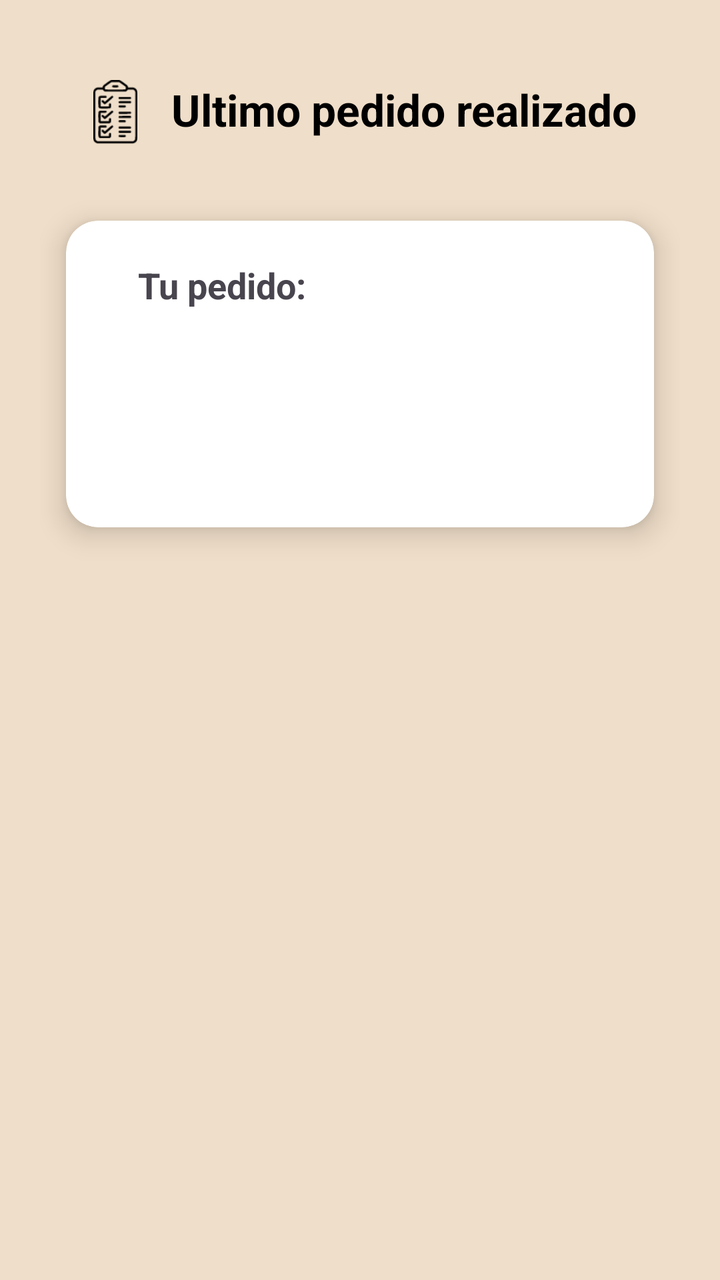
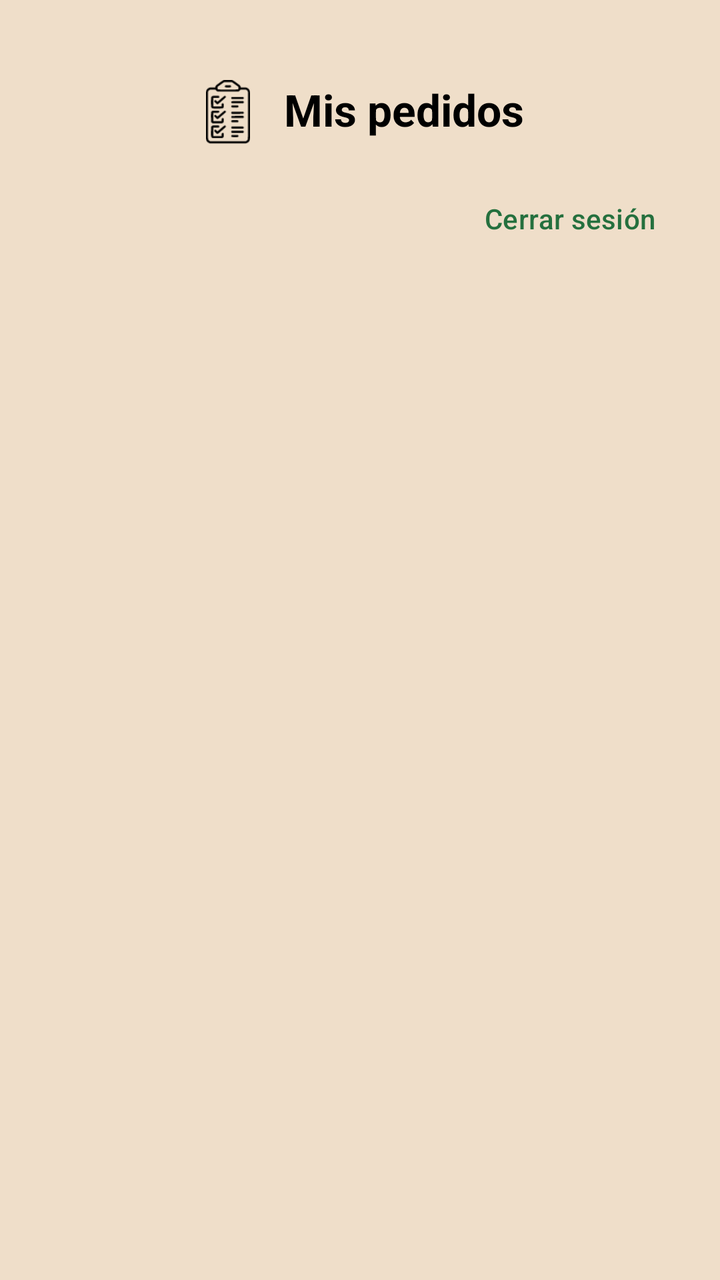

Screens rendered from an Android XML layout before and after an edit, with the pre-edit source and the edit as a unified diff.
<!-- AndroidManifest.xml: application theme Theme.BuyACoffee -->
<!-- res/layout/activity_last_order.xml -->
<?xml version="1.0" encoding="utf-8"?>
<ScrollView xmlns:android="http://schemas.android.com/apk/res/android"
    xmlns:app="http://schemas.android.com/apk/res-auto"
    android:id="@+id/mainLayout"
    android:layout_width="match_parent"
    android:layout_height="match_parent"
    android:background="@color/cream"
    android:fillViewport="true">

    <androidx.constraintlayout.widget.ConstraintLayout
        android:layout_width="match_parent"
        android:layout_height="wrap_content"
        android:paddingHorizontal="20dp"
        android:paddingTop="40dp"
        android:paddingBottom="24dp">

        
        <ImageView
            android:id="@+id/iconLastOrder"
            android:layout_width="32dp"
            android:layout_height="32dp"
            android:src="@drawable/btn_4"
            app:layout_constraintEnd_toStartOf="@+id/tvUltPedido"
            app:layout_constraintHorizontal_chainStyle="packed"
            app:layout_constraintStart_toStartOf="parent"
            app:layout_constraintTop_toTopOf="parent"
            app:tint="@color/black" />

        <TextView
            android:id="@+id/tvUltPedido"
            android:layout_width="wrap_content"
            android:layout_height="wrap_content"
            android:layout_marginStart="12dp"
            android:text="@string/ultimo_pedido_realizado"
            android:textColor="@color/black"
            android:textSize="22sp"
            android:textStyle="bold"
            app:layout_constraintEnd_toEndOf="parent"
            app:layout_constraintStart_toEndOf="@+id/iconLastOrder"
            app:layout_constraintTop_toTopOf="parent" />

        
        <androidx.cardview.widget.CardView
            android:id="@+id/orderCard"
            android:layout_width="match_parent"
            android:layout_height="wrap_content"
            android:layout_marginTop="24dp"
            android:elevation="8dp"
            app:cardBackgroundColor="@color/white"
            app:cardCornerRadius="16dp"
            app:cardElevation="8dp"
            app:cardPreventCornerOverlap="true"
            app:cardUseCompatPadding="true"
            app:layout_constraintEnd_toEndOf="parent"
            app:layout_constraintStart_toStartOf="parent"
            app:layout_constraintTop_toBottomOf="@+id/tvUltPedido">

            <LinearLayout
                android:id="@+id/orderLayout"
                android:layout_width="match_parent"
                android:layout_height="wrap_content"
                android:orientation="vertical"
                android:padding="20dp">

                
                <LinearLayout
                    android:layout_width="match_parent"
                    android:layout_height="wrap_content"
                    android:orientation="horizontal"
                    android:gravity="center_vertical"
                    android:layout_marginBottom="16dp">

                    <View
                        android:layout_width="4dp"
                        android:layout_height="24dp"
                        android:layout_marginEnd="12dp" />

                    <TextView
                        android:id="@+id/orderCodeText"
                        android:layout_width="0dp"
                        android:layout_height="wrap_content"
                        android:layout_weight="1"
                        android:text="@string/tu_pedido"
                        android:textSize="18sp"
                        android:textStyle="bold" />

                </LinearLayout>

                
                <View
                    android:layout_width="match_parent"
                    android:layout_height="1dp"
                    android:layout_marginBottom="16dp" />

                
                <LinearLayout
                    android:id="@+id/itemsContainer"
                    android:layout_width="match_parent"
                    android:layout_height="wrap_content"
                    android:orientation="vertical"
                    android:padding="12dp" />

                
                <LinearLayout
                    android:layout_width="match_parent"
                    android:layout_height="wrap_content"
                    android:layout_marginTop="16dp"
                    android:gravity="center"
                    android:orientation="horizontal">

                    <ImageView
                        android:layout_width="16dp"
                        android:layout_height="16dp"
                        app:tint="@color/greenClaro" />

                </LinearLayout>

            </LinearLayout>

        </androidx.cardview.widget.CardView>



    </androidx.constraintlayout.widget.ConstraintLayout>

</ScrollView>
<!-- resources referenced by this layout -->
<resources>
  <color name="black">#FF000000</color>
  <color name="cream">#EFDEC9</color>
  <color name="greenClaro">#40bf69</color>
  <color name="white">#FFFFFFFF</color>
  <!-- drawable btn_4: png bitmap (drawable-ldpi, 441 bytes) -->
  <string name="tu_pedido">Tu pedido:</string>
  <string name="ultimo_pedido_realizado">Ultimo pedido realizado</string>
  <style name="Theme.BuyACoffee" parent="Base.Theme.BuyACoffee" />
  <style name="Base.Theme.BuyACoffee" parent="Theme.Material3.DayNight.NoActionBar">
          
          
      </style>
</resources>

<!-- the commit's change to res/layout/activity_last_order.xml (unified diff, before → after) -->
@@ -31,7 +31,7 @@
             android:layout_width="wrap_content"
             android:layout_height="wrap_content"
             android:layout_marginStart="12dp"
-            android:text="@string/ultimo_pedido_realizado"
+            android:text="@string/mis_pedidos"
             android:textColor="@color/black"
             android:textSize="22sp"
             android:textStyle="bold"
@@ -40,86 +40,61 @@
             app:layout_constraintTop_toTopOf="parent" />
 
         
-        <androidx.cardview.widget.CardView
-            android:id="@+id/orderCard"
+        <TextView
+            android:id="@+id/tvUsuario"
+            android:layout_width="0dp"
+            android:layout_height="wrap_content"
+            android:layout_marginTop="16dp"
+            android:textColor="@color/darkGrey"
+            android:textSize="14sp"
+            app:layout_constraintBottom_toBottomOf="@+id/btnCerrarSesion"
+            app:layout_constraintEnd_toStartOf="@+id/btnCerrarSesion"
+            app:layout_constraintStart_toStartOf="parent"
+            app:layout_constraintTop_toBottomOf="@+id/tvUltPedido" />
+
+        <Button
+            android:id="@+id/btnCerrarSesion"
+            style="@style/Widget.Material3.Button.TextButton"
+            android:layout_width="wrap_content"
+            android:layout_height="wrap_content"
+            android:layout_marginTop="16dp"
+            android:text="@string/cerrar_sesion"
+            android:textColor="@color/green"
+            app:layout_constraintEnd_toEndOf="parent"
+            app:layout_constraintTop_toBottomOf="@+id/tvUltPedido" />
+
+        <ProgressBar
+            android:id="@+id/progressPedidos"
+            android:layout_width="wrap_content"
+            android:layout_height="wrap_content"
+            android:layout_marginTop="32dp"
+            app:layout_constraintEnd_toEndOf="parent"
+            app:layout_constraintStart_toStartOf="parent"
+            app:layout_constraintTop_toBottomOf="@+id/btnCerrarSesion" />
+
+        <TextView
+            android:id="@+id/tvSinPedidos"
+            android:layout_width="wrap_content"
+            android:layout_height="wrap_content"
+            android:layout_marginTop="32dp"
+            android:text="@string/sin_pedidos"
+            android:textColor="@color/darkGrey"
+            android:textSize="16sp"
+            android:visibility="gone"
+            app:layout_constraintEnd_toEndOf="parent"
+            app:layout_constraintStart_toStartOf="parent"
+            app:layout_constraintTop_toBottomOf="@+id/btnCerrarSesion" />
+
+        
+        <LinearLayout
+            android:id="@+id/ordersContainer"
             android:layout_width="match_parent"
             android:layout_height="wrap_content"
-            android:layout_marginTop="24dp"
-            android:elevation="8dp"
-            app:cardBackgroundColor="@color/white"
-            app:cardCornerRadius="16dp"
-            app:cardElevation="8dp"
-            app:cardPreventCornerOverlap="true"
-            app:cardUseCompatPadding="true"
+            android:layout_marginTop="8dp"
+            android:orientation="vertical"
             app:layout_constraintEnd_toEndOf="parent"
             app:layout_constraintStart_toStartOf="parent"
-            app:layout_constraintTop_toBottomOf="@+id/tvUltPedido">
-
-            <LinearLayout
-                android:id="@+id/orderLayout"
-                android:layout_width="match_parent"
-                android:layout_height="wrap_content"
-                android:orientation="vertical"
-                android:padding="20dp">
-
-                
-                <LinearLayout
-                    android:layout_width="match_parent"
-                    android:layout_height="wrap_content"
-                    android:orientation="horizontal"
-                    android:gravity="center_vertical"
-                    android:layout_marginBottom="16dp">
-
-                    <View
-                        android:layout_width="4dp"
-                        android:layout_height="24dp"
-                        android:layout_marginEnd="12dp" />
-
-                    <TextView
-                        android:id="@+id/orderCodeText"
-                        android:layout_width="0dp"
-                        android:layout_height="wrap_content"
-                        android:layout_weight="1"
-                        android:text="@string/tu_pedido"
-                        android:textSize="18sp"
-                        android:textStyle="bold" />
-
-                </LinearLayout>
-
-                
-                <View
-                    android:layout_width="match_parent"
-                    android:layout_height="1dp"
-                    android:layout_marginBottom="16dp" />
-
-                
-                <LinearLayout
-                    android:id="@+id/itemsContainer"
-                    android:layout_width="match_parent"
-                    android:layout_height="wrap_content"
-                    android:orientation="vertical"
-                    android:padding="12dp" />
-
-                
-                <LinearLayout
-                    android:layout_width="match_parent"
-                    android:layout_height="wrap_content"
-                    android:layout_marginTop="16dp"
-                    android:gravity="center"
-                    android:orientation="horizontal">
-
-                    <ImageView
-                        android:layout_width="16dp"
-                        android:layout_height="16dp"
-                        app:tint="@color/greenClaro" />
-
-                </LinearLayout>
-
-            </LinearLayout>
-
-        </androidx.cardview.widget.CardView>
-
-
+            app:layout_constraintTop_toBottomOf="@+id/btnCerrarSesion" />
 
     </androidx.constraintlayout.widget.ConstraintLayout>
 
<!-- resource entries referenced after the edit -->
@@ -2,11 +2,12 @@
 <resources>
   <color name="black">#FF000000</color>
   <color name="cream">#EFDEC9</color>
-  <color name="greenClaro">#40bf69</color>
-  <color name="white">#FFFFFFFF</color>
+  <color name="darkGrey">#4E4E4E</color>
+  <color name="green">#25703e</color>
   <!-- drawable btn_4: png bitmap (drawable-ldpi, 441 bytes) -->
-  <string name="tu_pedido">Tu pedido:</string>
-  <string name="ultimo_pedido_realizado">Ultimo pedido realizado</string>
+  <string name="cerrar_sesion">Cerrar sesión</string>
+  <string name="mis_pedidos">Mis pedidos</string>
+  <string name="sin_pedidos">Todavía no has hecho ningún pedido.</string>
   <style name="Theme.BuyACoffee" parent="Base.Theme.BuyACoffee" />
   <style name="Base.Theme.BuyACoffee" parent="Theme.Material3.DayNight.NoActionBar">
           
